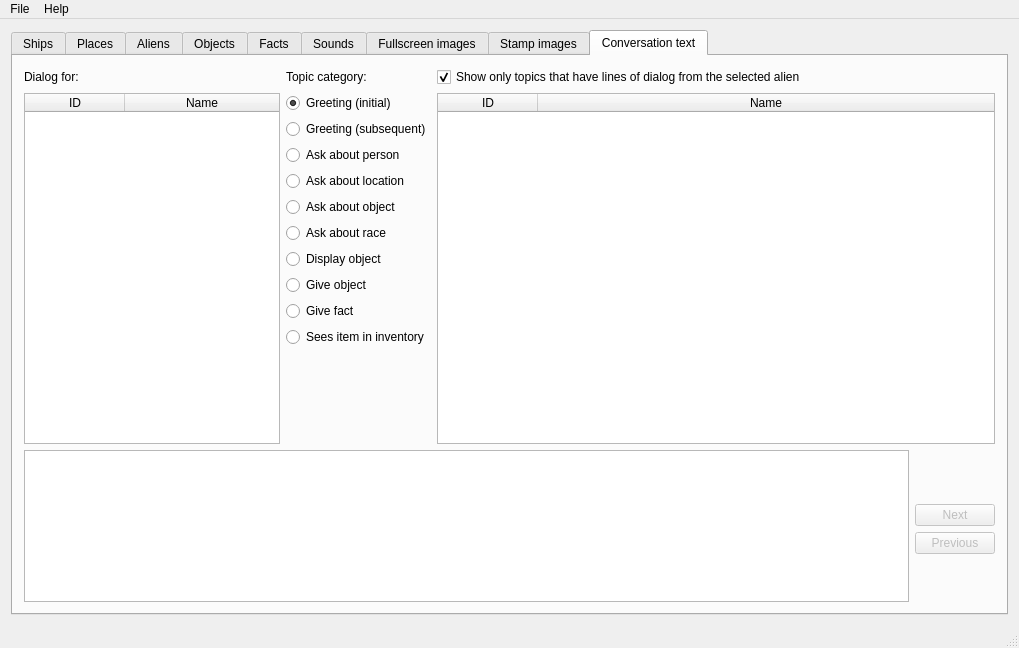
The window that mainwindow.ui (colinbourassa/nomad-resource-explorer) describes before a commit, drawn with Qt 5.
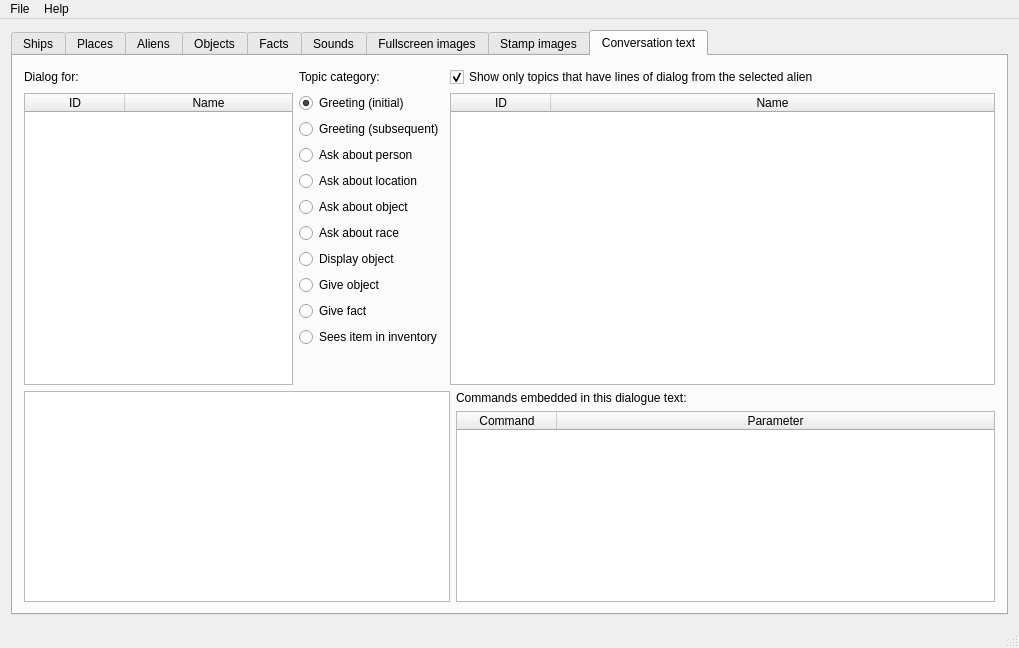
The same window after the commit. The open tabs and pages were chosen to show the change.

Commit message: Return only the highest priority dialog line for a given alien/topic combination; lower priority lines (if that is what they are) seem to be unrelated. Capture and display the commands embedded in the conversation text in a table alongside the text display.

```diff
--- a/mainwindow.ui
+++ b/mainwindow.ui
@@ -968,24 +968,40 @@
        <attribute name="title">
         <string>Conversation text</string>
        </attribute>
-       <layout class="QGridLayout" name="gridLayout_4" rowstretch="0,0,0,0,0,0,0,0,0,0,2,2,1,1,1,1" columnstretch="0,0,1,0,0">
-        <item row="2" column="1">
-         <widget class="QRadioButton" name="m_convTopicButtonGreeting1">
-          <property name="text">
-           <string>Greeting (subsequent)</string>
+       <layout class="QGridLayout" name="gridLayout_4" columnstretch="1,0,0,2">
+        <item row="13" column="3">
+         <widget class="QTableWidget" name="m_convCommandList">
+          <property name="selectionMode">
+           <enum>QAbstractItemView::NoSelection</enum>
           </property>
-          <attribute name="buttonGroup">
-           <string notr="true">buttonGroup</string>
+          <property name="verticalScrollMode">
+           <enum>QAbstractItemView::ScrollPerPixel</enum>
+          </property>
+          <property name="horizontalScrollMode">
+           <enum>QAbstractItemView::ScrollPerPixel</enum>
+          </property>
+          <attribute name="horizontalHeaderStretchLastSection">
+           <bool>true</bool>
           </attribute>
+          <column>
+           <property name="text">
+            <string>Command</string>
+           </property>
+          </column>
+          <column>
+           <property name="text">
+            <string>Parameter</string>
+           </property>
+          </column>
          </widget>
         </item>
-        <item row="14" column="4">
-         <widget class="QPushButton" name="m_convPrevButton">
-          <property name="enabled">
-           <bool>false</bool>
-          </property>
+        <item row="0" column="2" colspan="2">
+         <widget class="QCheckBox" name="m_convFilterTopicsCheckbox">
           <property name="text">
-           <string>Previous</string>
+           <string>Show only topics that have lines of dialog from the selected alien</string>
+          </property>
+          <property name="checked">
+           <bool>true</bool>
           </property>
          </widget>
         </item>
@@ -999,36 +1015,6 @@
           </attribute>
          </widget>
         </item>
-        <item row="0" column="1">
-         <widget class="QLabel" name="m_convTopicLabel">
-          <property name="text">
-           <string>Topic category:</string>
-          </property>
-         </widget>
-        </item>
-        <item row="1" column="1">
-         <widget class="QRadioButton" name="m_convTopicButtonGreeting0">
-          <property name="text">
-           <string>Greeting (initial)</string>
-          </property>
-          <property name="checked">
-           <bool>true</bool>
-          </property>
-          <attribute name="buttonGroup">
-           <string notr="true">buttonGroup</string>
-          </attribute>
-         </widget>
-        </item>
-        <item row="9" column="1">
-         <widget class="QRadioButton" name="m_convTopicButtonGiveFact">
-          <property name="text">
-           <string>Give fact</string>
-          </property>
-          <attribute name="buttonGroup">
-           <string notr="true">buttonGroup</string>
-          </attribute>
-         </widget>
-        </item>
         <item row="7" column="1">
          <widget class="QRadioButton" name="m_convTopicButtonDispObj">
           <property name="text">
@@ -1039,8 +1025,18 @@
           </attribute>
          </widget>
         </item>
-        <item row="15" column="4">
-         <spacer name="verticalSpacer_3">
+        <item row="2" column="1">
+         <widget class="QRadioButton" name="m_convTopicButtonGreeting1">
+          <property name="text">
+           <string>Greeting (subsequent)</string>
+          </property>
+          <attribute name="buttonGroup">
+           <string notr="true">buttonGroup</string>
+          </attribute>
+         </widget>
+        </item>
+        <item row="11" column="1">
+         <spacer name="verticalSpacer">
           <property name="orientation">
            <enum>Qt::Vertical</enum>
           </property>
@@ -1052,19 +1048,6 @@
           </property>
          </spacer>
         </item>
-        <item row="3" column="1">
-         <widget class="QRadioButton" name="m_convTopicButtonPerson">
-          <property name="text">
-           <string>Ask about person</string>
-          </property>
-          <property name="checked">
-           <bool>false</bool>
-          </property>
-          <attribute name="buttonGroup">
-           <string notr="true">buttonGroup</string>
-          </attribute>
-         </widget>
-        </item>
         <item row="5" column="1">
          <widget class="QRadioButton" name="m_convTopicButtonObject">
           <property name="text">
@@ -1082,30 +1065,7 @@
           </property>
          </widget>
         </item>
-        <item row="11" column="1">
-         <spacer name="verticalSpacer">
-          <property name="orientation">
-           <enum>Qt::Vertical</enum>
-          </property>
-          <property name="sizeHint" stdset="0">
-           <size>
-            <width>20</width>
-            <height>40</height>
-           </size>
-          </property>
-         </spacer>
-        </item>
-        <item row="4" column="1">
-         <widget class="QRadioButton" name="m_convTopicButtonPlace">
-          <property name="text">
-           <string>Ask about location</string>
-          </property>
-          <attribute name="buttonGroup">
-           <string notr="true">buttonGroup</string>
-          </attribute>
-         </widget>
-        </item>
-        <item row="1" column="2" rowspan="11" colspan="3">
+        <item row="1" column="2" rowspan="11" colspan="2">
          <widget class="QTableWidget" name="m_convTopicTable">
           <property name="horizontalScrollBarPolicy">
            <enum>Qt::ScrollBarAlwaysOff</enum>
@@ -1159,14 +1119,17 @@
           </attribute>
          </widget>
         </item>
-        <item row="13" column="4">
-         <widget class="QPushButton" name="m_convNextButton">
-          <property name="enabled">
-           <bool>false</bool>
-          </property>
+        <item row="3" column="1">
+         <widget class="QRadioButton" name="m_convTopicButtonPerson">
           <property name="text">
-           <string>Next</string>
+           <string>Ask about person</string>
           </property>
+          <property name="checked">
+           <bool>false</bool>
+          </property>
+          <attribute name="buttonGroup">
+           <string notr="true">buttonGroup</string>
+          </attribute>
          </widget>
         </item>
         <item row="1" column="0" rowspan="11">
@@ -1207,18 +1170,45 @@
           </column>
          </widget>
         </item>
-        <item row="12" column="4">
-         <spacer name="verticalSpacer_2">
-          <property name="orientation">
-           <enum>Qt::Vertical</enum>
+        <item row="1" column="1">
+         <widget class="QRadioButton" name="m_convTopicButtonGreeting0">
+          <property name="text">
+           <string>Greeting (initial)</string>
           </property>
-          <property name="sizeHint" stdset="0">
-           <size>
-            <width>20</width>
-            <height>40</height>
-           </size>
+          <property name="checked">
+           <bool>true</bool>
           </property>
-         </spacer>
+          <attribute name="buttonGroup">
+           <string notr="true">buttonGroup</string>
+          </attribute>
+         </widget>
+        </item>
+        <item row="4" column="1">
+         <widget class="QRadioButton" name="m_convTopicButtonPlace">
+          <property name="text">
+           <string>Ask about location</string>
+          </property>
+          <attribute name="buttonGroup">
+           <string notr="true">buttonGroup</string>
+          </attribute>
+         </widget>
+        </item>
+        <item row="9" column="1">
+         <widget class="QRadioButton" name="m_convTopicButtonGiveFact">
+          <property name="text">
+           <string>Give fact</string>
+          </property>
+          <attribute name="buttonGroup">
+           <string notr="true">buttonGroup</string>
+          </attribute>
+         </widget>
+        </item>
+        <item row="0" column="1">
+         <widget class="QLabel" name="m_convTopicLabel">
+          <property name="text">
+           <string>Topic category:</string>
+          </property>
+         </widget>
         </item>
         <item row="10" column="1">
          <widget class="QRadioButton" name="m_convTopicButtonSeesItem">
@@ -1230,17 +1220,14 @@
           </attribute>
          </widget>
         </item>
-        <item row="0" column="2" colspan="3">
-         <widget class="QCheckBox" name="m_convFilterTopicsCheckbox">
+        <item row="12" column="3">
+         <widget class="QLabel" name="m_convEmbeddedCmdLabel">
           <property name="text">
-           <string>Show only topics that have lines of dialog from the selected alien</string>
-          </property>
-          <property name="checked">
-           <bool>true</bool>
+           <string>Commands embedded in this dialogue text:</string>
           </property>
          </widget>
         </item>
-        <item row="12" column="0" rowspan="4" colspan="4">
+        <item row="12" column="0" rowspan="2" colspan="3">
          <widget class="QTextBrowser" name="m_convDialogueLine">
           <property name="readOnly">
            <bool>true</bool>
```
Left out of the diff: 4 changed lines with no effect on the pictures. The commit also changes 7 other files.
